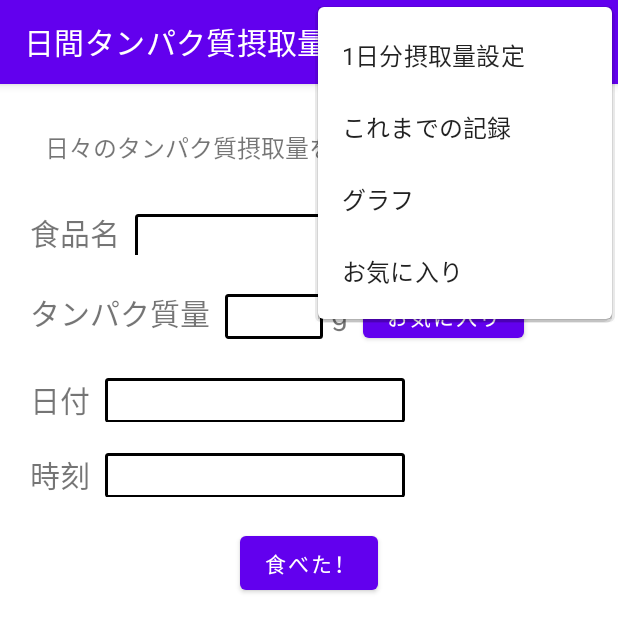
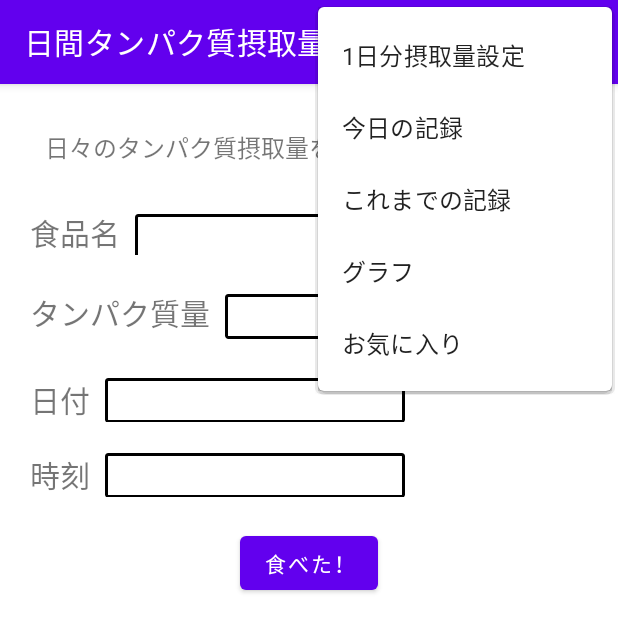
Before and after one commit to Ogawa222/DailyProtein, an Android app: the screen it shows after launch (MainActivity), with the options menu open, on a phone screen of 412 x 824 dp. Shown: the top 632 px of the screen. Run offline under Robolectric (Android 15) with nearby library versions, the phone set to English and light mode, and no system bars.

Commit message:
今日の記録機能を追加

```diff
--- a/app/src/main/res/menu/menu_options_menu_list.xml
+++ b/app/src/main/res/menu/menu_options_menu_list.xml
@@ -5,6 +5,10 @@
         android:id="@+id/SetBorder"
         app:showAsAction="never"
         android:title="@string/set_border"/>
+    <item
+        android:id="@+id/TodayRegistration"
+        app:showAsAction="never"
+        android:title="@string/today_registration"/>
     <item
         android:id="@+id/RegistrationHistory"
         app:showAsAction="never"
--- a/app/src/main/res/values/strings.xml
+++ b/app/src/main/res/values/strings.xml
@@ -15,6 +15,7 @@
     <string name="pick_time">時刻</string>
     <string name="select">選択</string>
     <!--  メニュー  -->
+    <string name="today_registration">今日の記録</string>
     <string name="registration_history">これまでの記録</string>
     <string name="select_favorite">お気に入り</string>
     <!--  日間データ  -->
```
Also changed, not shown: app/src/main/java/com/websarva/wings/android/dailyprotein/DailyHistoryActivity.java (+9 -2 lines), app/src/main/java/com/websarva/wings/android/dailyprotein/MainActivity.java (+14 -1 lines).
